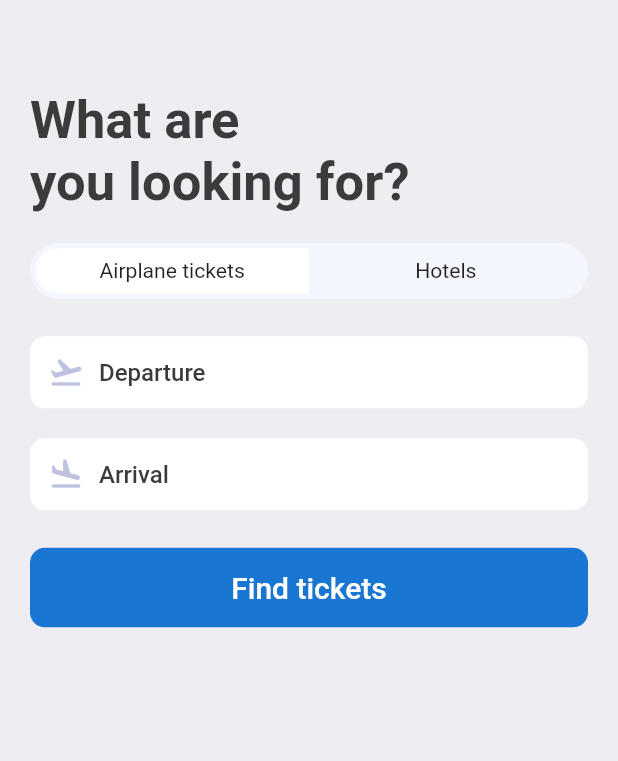
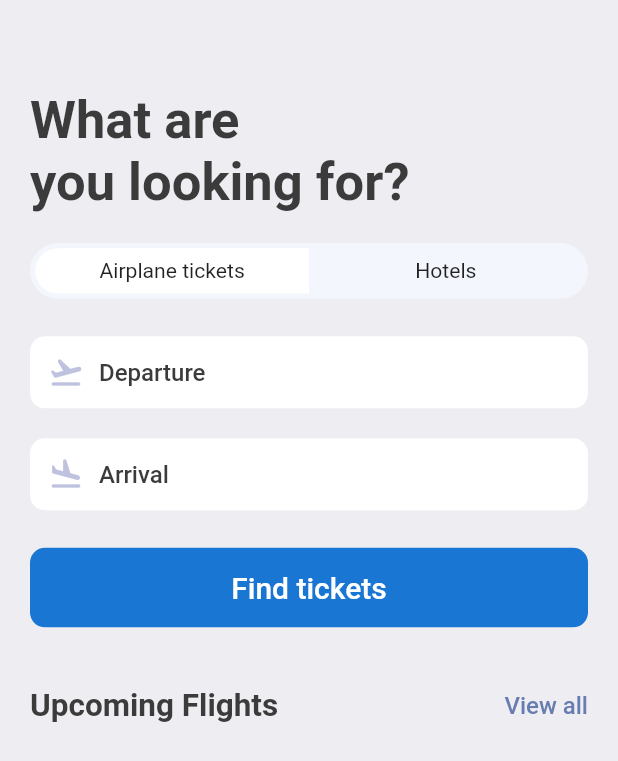
Before and after one commit to gnulitskaya/tickets-booking--app, a Flutter app: the SearchScreen screen opened directly, on a phone screen of 412 x 824 dp. Shown: the top 761 px of the screen. Run offline on Flutter 3.47's test engine with Material 2 defaults, Android fonts, the phone set to English and light mode, and no system bars; our stand-ins replace fluentui_icons, gap, get.

Commit message:
add reusable widget for view all

```diff
--- a/lib/screens/search_screen.dart
+++ b/lib/screens/search_screen.dart
@@ -5,6 +5,8 @@ import 'package:flutter/material.dart';
 import 'package:flutter/src/widgets/container.dart';
 import 'package:flutter/src/widgets/framework.dart';
 import 'package:gap/gap.dart';
+
+import '../widgets/view-all_widget.dart';
 
 class SearchScreen extends StatelessWidget {
   const SearchScreen({super.key});
@@ -84,6 +86,8 @@ class SearchScreen extends StatelessWidget {
               ),
             ),
           ),
+          Gap(AppLayout.getHeight(40)),
+          const ViewAll(bigText: 'Upcoming Flights', smallText: 'View all'),
         ],
       ),
     );
--- /dev/null
+++ b/lib/widgets/view-all_widget.dart
@@ -0,0 +1,34 @@
+import 'package:flutter/cupertino.dart';
+import 'package:flutter/material.dart';
+import 'package:flutter/src/widgets/container.dart';
+import 'package:flutter/src/widgets/framework.dart';
+
+import '../utils/app_styles.dart';
+
+class ViewAll extends StatelessWidget {
+  final String bigText;
+  final String smallText;
+  const ViewAll({super.key, required this.bigText, required this.smallText});
+
+  @override
+  Widget build(BuildContext context) {
+    return Row(
+      mainAxisAlignment: MainAxisAlignment.spaceBetween,
+      children: [
+        Text(
+          bigText,
+          style: Styles.headLineStyle2,
+        ),
+        InkWell(
+          onTap: () {
+            print('Click');
+          },
+          child: Text(
+            smallText,
+            style: Styles.textStyle.copyWith(color: Styles.primaryColor),
+          ),
+        ),
+      ],
+    );
+  }
+}
```
Also changed, not shown: lib/screens/home_screen.dart (+5 -40 lines).
